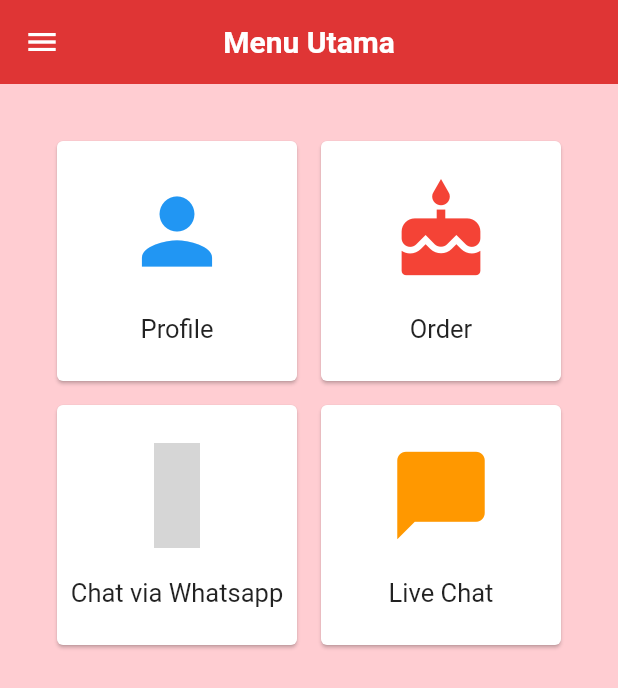
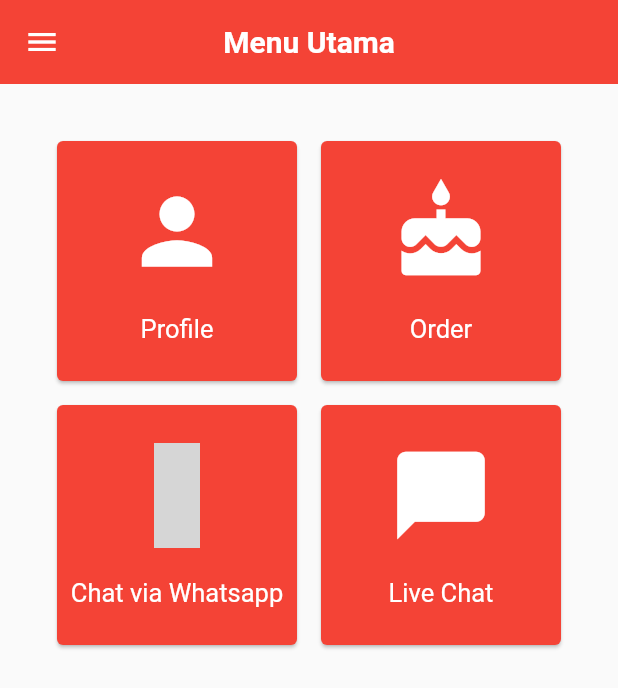
Before and after one commit to Farizan-Sidqi/tokokueku_flutter, a Flutter app: the MenuUtama screen opened directly, on a phone screen of 412 x 824 dp. Shown: the top 688 px of the screen. Run offline on Flutter 3.47's test engine with Material 2 defaults, Android fonts, the phone set to English and light mode, and no system bars; our stand-ins replace awesome_dialog, badges, cached_network_image, file_picker, shared_preferences, webview_flutter; missing offline and left inert: flutter_tawk; accounts and stored records are empty; network calls fail; statements that could not run were skipped; grey boxes are pictures that could not be loaded.

Commit message:
add ui colors

```diff
--- a/lib/screens/bayar.dart
+++ b/lib/screens/bayar.dart
@@ -1,7 +1,7 @@
 import 'dart:io';
 
 import 'package:flutter/material.dart';
-import 'package:tokokueku/screens/home_screen.dart';
+import 'package:tokokueku/screens/menu_utama.dart';
 import 'package:webview_flutter/webview_flutter.dart';
 
 class Pembayaran extends StatefulWidget {
@@ -26,7 +26,7 @@ class _PembayaranState extends State<Pembayaran> {
     await Navigator.push(
       context,
       MaterialPageRoute(
-        builder: (context) => const HomeScreen(),
+        builder: (context) => const MenuUtama(),
       ),
     );
     return true;
@@ -39,6 +39,8 @@ class _PembayaranState extends State<Pembayaran> {
       child: Scaffold(
         appBar: AppBar(
           title: Text("Pembayaran"),
+          centerTitle: true,
+          backgroundColor: Colors.red,
         ),
         body: WebView(
           initialUrl: "https://farizan.my.id/pay/${widget.orderId}",
--- a/lib/screens/home_screen.dart
+++ b/lib/screens/home_screen.dart
@@ -173,10 +173,12 @@ class _HomeScreenState extends State<HomeScreen> {
     return Scaffold(
       appBar: AppBar(
           title: const Text('Daftar Produk'),
+          centerTitle: true,
           leading: BackButton(onPressed: () {
             Navigator.pushReplacement(context,
                 MaterialPageRoute(builder: (context) => const MenuUtama()));
           }),
+          backgroundColor: Color.fromARGB(255, 223, 53, 53),
           actions: <Widget>[shoppingCartBadge()]),
       body: Container(
         margin: const EdgeInsets.all(0),
--- a/lib/screens/live_chat.dart
+++ b/lib/screens/live_chat.dart
@@ -44,10 +44,11 @@ class _LiveChatState extends State<LiveChat> {
   @override
   Widget build(BuildContext context) {
     return MaterialApp(
+      debugShowCheckedModeBanner: false,
       home: Scaffold(
         appBar: AppBar(
           title: const Text('Live Chat'),
-          backgroundColor: Color(0xFFFF9800),
+          backgroundColor: Color.fromARGB(255, 223, 53, 53),
           elevation: 0,
           leading: BackButton(onPressed: () {
             Navigator.pushReplacement(context,
--- a/lib/screens/login_screen.dart
+++ b/lib/screens/login_screen.dart
@@ -18,8 +18,8 @@ class LoginScreen extends StatefulWidget {
 }
 
 class LoginScreenState extends State<LoginScreen> {
-  String _email = 'naufal@nafaarts.com';
-  String _password = '123123123';
+  String _email = '';
+  String _password = '';
 
   loginPressed() async {
     if (_email.isNotEmpty && _password.isNotEmpty) {
--- a/lib/screens/menu_utama.dart
+++ b/lib/screens/menu_utama.dart
@@ -91,7 +91,7 @@ class MenuUtamaState extends State<MenuUtama> {
 
     return Scaffold(
         appBar: AppBar(
-          backgroundColor: const Color.fromARGB(255, 223, 53, 53),
+          backgroundColor: Colors.red,
           centerTitle: true,
           elevation: 0,
           title: const Text(
@@ -102,10 +102,8 @@ class MenuUtamaState extends State<MenuUtama> {
             ),
           ),
         ),
-        backgroundColor: Colors.red[100],
         //drawer navbar pada app bar
         drawer: Drawer(
-          backgroundColor: Colors.red[200],
           child: ListView(
             children: <Widget>[
               UserAccountsDrawerHeader(
@@ -118,12 +116,14 @@ class MenuUtamaState extends State<MenuUtama> {
                 currentAccountPicture: CircleAvatar(
                   backgroundImage: NetworkImage(_avatar),
                 ),
-                decoration: BoxDecoration(color: Colors.red[400]),
+                decoration: const BoxDecoration(
+                  color: Colors.red,
+                ),
               ),
               ListTile(
-                leading: Icon(
+                leading: const Icon(
                   Icons.person,
-                  color: Colors.blue.shade400,
+                  color: Colors.red,
                 ),
                 title: const Text("Profile"),
                 onTap: () {
@@ -133,9 +133,9 @@ class MenuUtamaState extends State<MenuUtama> {
                 },
               ),
               ListTile(
-                leading: Icon(
+                leading: const Icon(
                   Icons.info,
-                  color: Colors.blue[900],
+                  color: Colors.red,
                 ),
                 title: const Text("Tentang"),
                 onTap: () {
@@ -148,12 +148,13 @@ class MenuUtamaState extends State<MenuUtama> {
                               'pemesanan kue basah rumahan',
                           // btnCancelOnPress: () {},
                           btnOkOnPress: () {},
-                  )..show();
+                          btnOkColor: Colors.red)
+                      .show();
                 },
               ),
               ListTile(
                 leading: const Icon(
-                  Icons.exit_to_app,
+                  Icons.logout,
                   color: Colors.red,
                 ),
                 title: const Text("Keluar"),
@@ -177,29 +178,28 @@ class MenuUtamaState extends State<MenuUtama> {
             children: <Widget>[
               Card(
                 margin: const EdgeInsets.all(8.0),
+                color: Colors.red,
                 child: InkWell(
                   // onTap: () {},
                   onTap: () {
-                    //Navigator.push(context,
-                    //    MaterialPageRoute(builder: (context) => HomeScreen()));
                     Navigator.push(
                         context,
                         MaterialPageRoute(
                             builder: (context) => const Profile()));
                   },
 
-                  splashColor: Colors.green,
+                  splashColor: Colors.red,
                   child: Center(
                     child: Column(
                       mainAxisSize: MainAxisSize.min,
                       children: const <Widget>[
-                        Icon(Icons.person, color: Colors.blue, size: 70.0),
+                        Icon(Icons.person, color: Colors.white, size: 70.0),
                         SizedBox(
                           height: 20,
                         ),
                         Text(
                           "Profile",
-                          style: TextStyle(fontSize: 17.0),
+                          style: TextStyle(fontSize: 17.0, color: Colors.white),
                         ),
                       ],
                     ),
@@ -208,6 +208,7 @@ class MenuUtamaState extends State<MenuUtama> {
               ),
               Card(
                 margin: const EdgeInsets.all(8.0),
+                color: Colors.red,
                 child: InkWell(
                   // onTap: () {},
                   onTap: () {
@@ -217,18 +218,18 @@ class MenuUtamaState extends State<MenuUtama> {
                             builder: (context) => const HomeScreen()));
                   },
 
-                  splashColor: Colors.green,
+                  splashColor: Colors.red,
                   child: Center(
                     child: Column(
                       mainAxisSize: MainAxisSize.min,
                       children: const <Widget>[
-                        Icon(Icons.cake, color: Colors.red, size: 70.0),
+                        Icon(Icons.cake, color: Colors.white, size: 70.0),
                         SizedBox(
                           height: 20,
                         ),
                         Text(
                           "Order",
-                          style: TextStyle(fontSize: 17.0),
+                          style: TextStyle(fontSize: 17.0, color: Colors.white),
                         ),
                       ],
                     ),
@@ -237,23 +238,24 @@ class MenuUtamaState extends State<MenuUtama> {
               ),
               Card(
                 margin: const EdgeInsets.all(8.0),
+                color: Colors.red,
                 child: InkWell(
                   // onTap: () {},
                   onTap: () {
                     _launchWhatsapp();
                   },
-                  splashColor: Colors.green,
+                  splashColor: Colors.red,
                   child: Center(
                     child: Column(
                       mainAxisSize: MainAxisSize.min,
                       children: const <Widget>[
-                        Icon(Icons.whatsapp, color: Colors.green, size: 70.0),
+                        Icon(Icons.whatsapp, color: Colors.white, size: 70.0),
                         SizedBox(
                           height: 20,
                         ),
                         Text(
                           "Chat via Whatsapp",
-                          style: TextStyle(fontSize: 17.0),
+                          style: TextStyle(fontSize: 17.0, color: Colors.white),
                         ),
                       ],
                     ),
@@ -262,6 +264,7 @@ class MenuUtamaState extends State<MenuUtama> {
               ),
               Card(
                 margin: const EdgeInsets.all(8.0),
+                color: Colors.red,
                 child: InkWell(
                   // onTap: () {},
                   onTap: () {
@@ -270,19 +273,19 @@ class MenuUtamaState extends State<MenuUtama> {
                         MaterialPageRoute(
                             builder: (context) => const LiveChat()));
                   },
-                  splashColor: Colors.green,
+                  splashColor: Colors.red,
                   child: Center(
                     child: Column(
                       mainAxisSize: MainAxisSize.min,
                       children: const <Widget>[
                         Icon(Icons.chat_bubble,
-                            color: Colors.orange, size: 70.0),
+                            color: Colors.white, size: 70.0),
                         SizedBox(
                           height: 20,
                         ),
                         Text(
                           "Live Chat",
-                          style: TextStyle(fontSize: 17.0),
+                          style: TextStyle(fontSize: 17.0, color: Colors.white),
                         ),
                       ],
                     ),
--- a/lib/screens/produk_screen.dart
+++ b/lib/screens/produk_screen.dart
@@ -24,7 +24,11 @@ class _DetailProdukState extends State<DetailProduk> {
     final String hargaProdukRupiah = formatter.format(hargaProduk);
 
     return Scaffold(
-      appBar: AppBar(title: Text(namaProduk)),
+      appBar: AppBar(
+        title: Text(namaProduk),
+        centerTitle: true,
+        backgroundColor: Color.fromARGB(255, 223, 53, 53),
+      ),
       body: Container(
         decoration: BoxDecoration(
           image: DecorationImage(
```
Also changed, not shown: lib/screens/order_screen.dart (+6 -1 lines), lib/screens/profile.dart (+6 -6 lines). Lines whose indentation alone changed are shown as unchanged.
